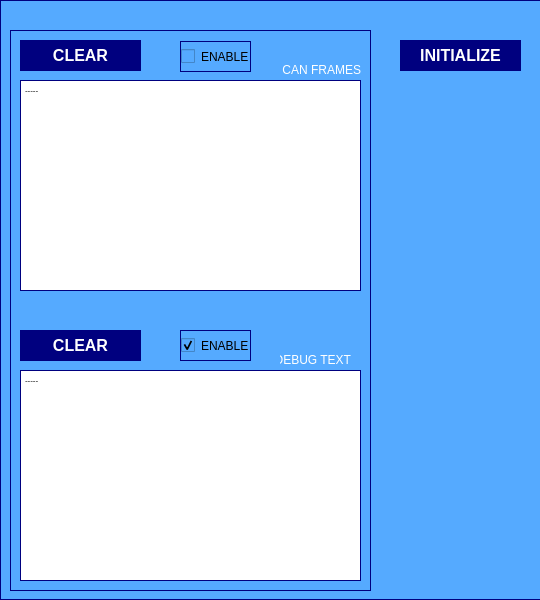
First picture: the form in SOURCE/WINDOW/window.ui, repository marcorispoli/MCPU_MOTORS, before the edit.
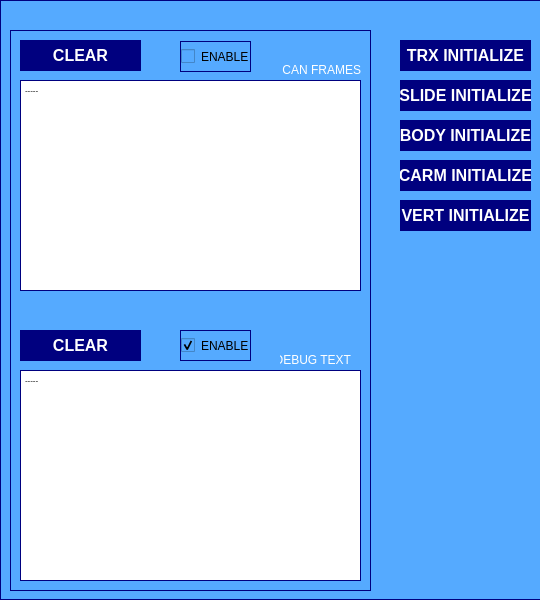
Second picture: the form after the edit.

The edit to the form file:
```diff
--- a/SOURCE/WINDOW/window.ui
+++ b/SOURCE/WINDOW/window.ui
@@ -243,7 +243,7 @@
      <rect>
       <x>400</x>
       <y>40</y>
-      <width>121</width>
+      <width>131</width>
       <height>31</height>
      </rect>
     </property>
@@ -260,7 +260,107 @@
 </string>
     </property>
     <property name="text">
-     <string>INITIALIZE</string>
+     <string>TRX INITIALIZE</string>
+    </property>
+   </widget>
+   <widget class="QPushButton" name="slideInitButton">
+    <property name="geometry">
+     <rect>
+      <x>400</x>
+      <y>80</y>
+      <width>131</width>
+      <height>31</height>
+     </rect>
+    </property>
+    <property name="font">
+     <font>
+      <pointsize>12</pointsize>
+      <bold>true</bold>
+     </font>
+    </property>
+    <property name="styleSheet">
+     <string notr="true">background-color: rgb(0, 0, 127);
+color: rgb(255, 255, 255);
+border-width: 0px;
+</string>
+    </property>
+    <property name="text">
+     <string>SLIDE INITIALIZE</string>
+    </property>
+   </widget>
+   <widget class="QPushButton" name="BodyInitButton">
+    <property name="geometry">
+     <rect>
+      <x>400</x>
+      <y>120</y>
+      <width>131</width>
+      <height>31</height>
+     </rect>
+    </property>
+    <property name="font">
+     <font>
+      <pointsize>12</pointsize>
+      <bold>true</bold>
+     </font>
+    </property>
+    <property name="styleSheet">
+     <string notr="true">background-color: rgb(0, 0, 127);
+color: rgb(255, 255, 255);
+border-width: 0px;
+</string>
+    </property>
+    <property name="text">
+     <string>BODY INITIALIZE</string>
+    </property>
+   </widget>
+   <widget class="QPushButton" name="CarmInitButton">
+    <property name="geometry">
+     <rect>
+      <x>400</x>
+      <y>160</y>
+      <width>131</width>
+      <height>31</height>
+     </rect>
+    </property>
+    <property name="font">
+     <font>
+      <pointsize>12</pointsize>
+      <bold>true</bold>
+     </font>
+    </property>
+    <property name="styleSheet">
+     <string notr="true">background-color: rgb(0, 0, 127);
+color: rgb(255, 255, 255);
+border-width: 0px;
+</string>
+    </property>
+    <property name="text">
+     <string>CARM INITIALIZE</string>
+    </property>
+   </widget>
+   <widget class="QPushButton" name="MvertInitButton">
+    <property name="geometry">
+     <rect>
+      <x>400</x>
+      <y>200</y>
+      <width>131</width>
+      <height>31</height>
+     </rect>
+    </property>
+    <property name="font">
+     <font>
+      <pointsize>12</pointsize>
+      <bold>true</bold>
+     </font>
+    </property>
+    <property name="styleSheet">
+     <string notr="true">background-color: rgb(0, 0, 127);
+color: rgb(255, 255, 255);
+border-width: 0px;
+</string>
+    </property>
+    <property name="text">
+     <string>VERT INITIALIZE</string>
     </property>
    </widget>
   </widget>
```
Left out of the diff: 2 changed lines with no effect on the pictures.
